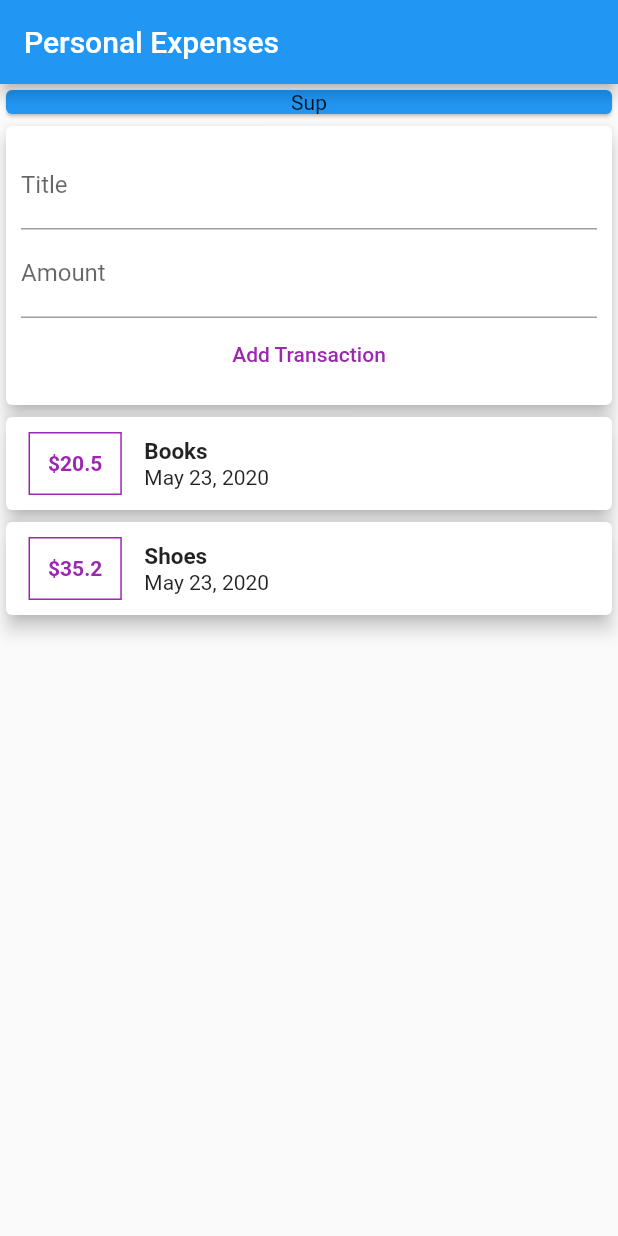
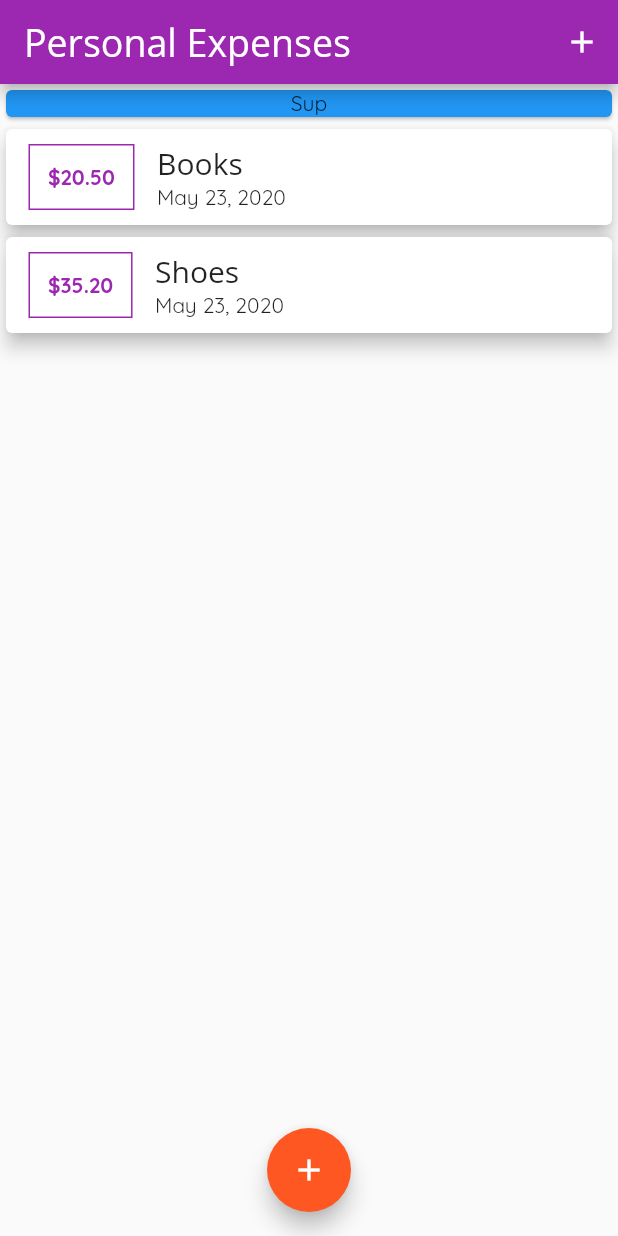
Before and after one commit to bakhyaddin/personal-expenses, a Flutter app: the screen it shows after launch, on a phone screen of 412 x 824 dp. Run offline on Flutter 3.47's test engine with Material 2 defaults, Android fonts, the phone set to English and light mode, and no system bars.

Commit message:
adding fonts, bottom Modal, global theming for appBarTheme and textTheme

```diff
--- a/lib/main.dart
+++ b/lib/main.dart
@@ -1,6 +1,9 @@
 import 'package:flutter/material.dart';
 
-import './widgets/transactions.dart';
+import './widgets/transactions_list.dart';
+import './widgets/user_input.dart';
+
+import './models/transaction.dart';
 
 void main() {
   runApp(PersonalExpenses());
@@ -10,17 +13,81 @@ class PersonalExpenses extends StatelessWidget {
   Widget build(BuildContext context) {
     return MaterialApp(
       title: "Flutter App",
+      theme: ThemeData(
+        primarySwatch: Colors.purple,
+        accentColor: Colors.deepOrange,
+        // brightness: Brightness.dark,
+        fontFamily: 'Quicksand',
+
+        // defining global text style for "title"
+        textTheme: TextTheme(title: TextStyle(fontFamily: "OpenSans")),
+
+        // defining test style for appbar's "title"
+        appBarTheme: AppBarTheme(
+          textTheme:
+              TextTheme(title: TextStyle(fontFamily: "OpenSans", fontSize: 25)),
+        ),
+      ),
       home: HomePage(),
     );
   }
 }
 
-class HomePage extends StatelessWidget {
+class HomePage extends StatefulWidget {
+  @override
+  State<StatefulWidget> createState() {
+    return _HomePageState();
+  }
+}
+
+class _HomePageState extends State<HomePage> {
+  final List<Transaction> _transactions = [
+    new Transaction(
+        id: "1", title: "Books", amount: 20.50, date: DateTime.now()),
+    new Transaction(
+        id: "2", title: "Shoes", amount: 35.20, date: DateTime.now()),
+  ];
+
+  void _addNewTransaction(String title, double amount) {
+    setState(() {
+      _transactions.add(new Transaction(
+          id: DateTime.now().toString(),
+          title: title,
+          amount: amount,
+          date: new DateTime.now()));
+    });
+  }
+
+  void _createNewTransaction(BuildContext context) {
+    //to build a Bottom Modal
+    showModalBottomSheet(
+      context: context,
+      builder: (_) {
+        // GestureDetector is responsible for dectecting actions on its child widget
+        // here the bottomModal is being closed with the help of it.
+        return GestureDetector(
+          onTap: () {},
+          child: UserInput(
+              addNewTransaction: (title, amount) =>
+                  _addNewTransaction(title, amount)),
+        );
+      },
+    );
+  }
+
   Widget build(BuildContext context) {
     return Scaffold(
       appBar: AppBar(
         title: Text("Personal Expenses"),
+        actions: <Widget>[
+          IconButton(
+            icon: Icon(Icons.add),
+            onPressed: () => _createNewTransaction(context),
+          )
+        ],
       ),
+
+      // SingleShildScrollView is added to avoid collusion of the soft keyboard and the widget.
       body: SingleChildScrollView(
         child: Column(
           crossAxisAlignment: CrossAxisAlignment.center,
@@ -36,9 +103,16 @@ class HomePage extends StatelessWidget {
                 ),
               ),
             ),
-            Transactions(),
+            TransactionsList(
+              transactions: _transactions,
+            )
           ],
         ),
+      ),
+      floatingActionButtonLocation: FloatingActionButtonLocation.centerFloat,
+      floatingActionButton: FloatingActionButton(
+        child: Icon(Icons.add),
+        onPressed: () => _createNewTransaction(context),
       ),
     );
   }
--- a/lib/widgets/transactions.dart
+++ /dev/null
@@ -1,37 +0,0 @@
-import 'package:flutter/material.dart';
-
-import './transactions_list.dart';
-import './user_input.dart';
-
-import '../models/transaction.dart';
-
-class Transactions extends StatefulWidget {
-  @override
-  State<StatefulWidget> createState() {
-    return TransactionsState();
-  }
-}
-
-class TransactionsState extends State<StatefulWidget> {
-  final List<Transaction> _transactions = [
-    new Transaction(
-        id: "1", title: "Books", amount: 20.50, date: DateTime.now()),
-    new Transaction(
-        id: "2", title: "Shoes", amount: 35.20, date: DateTime.now()),
-  ];
-
-  void _addNewTransaction(String title, String amount){
-    setState(() {
-      _transactions.add(new Transaction(id: DateTime.now().toString(), title: title, amount: double.parse(amount), date: new DateTime.now()));
-    });
-  }
-
-  Widget build(BuildContext context) {
-    return Column(
-      children: <Widget>[
-        UserInput(addNewTransaction: (title, amount) => _addNewTransaction(title, amount),),
-        TransactionsList(transactions: _transactions,),
-      ],
-    );
-  }
-}
--- a/lib/widgets/transactions_list.dart
+++ b/lib/widgets/transactions_list.dart
@@ -24,12 +24,14 @@ class TransactionsList extends StatelessWidget {
                   margin: EdgeInsets.symmetric(horizontal: 15, vertical: 10),
                   padding: EdgeInsets.all(12),
                   decoration: BoxDecoration(
-                    border: Border.all(color: Colors.purple, width: 1),
+                    border: Border.all(
+                        color: Theme.of(context).primaryColor, width: 1),
                   ),
                   child: Text(
-                    '\$${transactions[index].amount}',
+                    '\$${transactions[index].amount.toStringAsFixed(2)}',
                     style: TextStyle(
-                        color: Colors.purple, fontWeight: FontWeight.bold),
+                        color: Theme.of(context).primaryColor,
+                        fontWeight: FontWeight.bold),
                   ),
                 ),
                 Column(
@@ -37,7 +39,9 @@ class TransactionsList extends StatelessWidget {
                   children: <Widget>[
                     Text(
                       transactions[index].title,
-                      style: TextStyle(fontSize: 15, fontWeight: FontWeight.bold),
+
+                      // to referring to the globally created text style
+                      style: Theme.of(context).textTheme.title
                     ),
                     Text(
                       DateFormat.yMMMd().format(transactions[index].date),
```
Also changed, not shown: lib/widgets/user_input.dart (+32 -5 lines), pubspec.yaml (+11 -6 lines), assets/fonts/OpenSans-Bold.ttf (added), assets/fonts/OpenSans-Regular.ttf (added), assets/fonts/Quicksand-Bold.ttf (added), assets/fonts/Quicksand-Regular.ttf (added).
